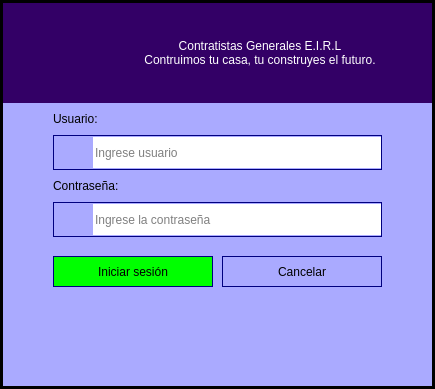
Romehe369/aec_contrastistas_g, file ui_files/login.ui: the form before one commit.
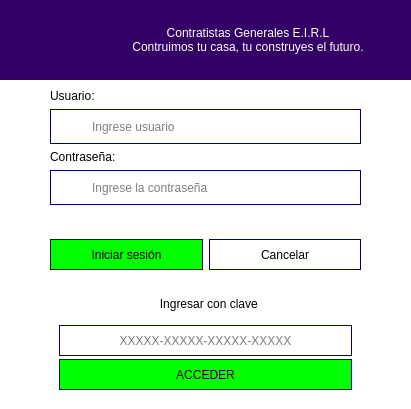
The form after the commit. Icons and pictures are not drawn.

```diff
--- a/ui_files/login.ui
+++ b/ui_files/login.ui
@@ -6,8 +6,8 @@
    <rect>
     <x>0</x>
     <y>0</y>
-    <width>435</width>
-    <height>389</height>
+    <width>411</width>
+    <height>350</height>
    </rect>
   </property>
   <property name="windowTitle">
@@ -36,9 +36,15 @@
     </property>
     <item>
      <widget class="QFrame" name="frame">
+      <property name="maximumSize">
+       <size>
+        <width>450</width>
+        <height>500</height>
+       </size>
+      </property>
       <property name="styleSheet">
-       <string notr="true">border: 3px solid rgb(0, 0, 0) ;
-background-color: rgb(170, 170, 255);</string>
+       <string notr="true">border: 0px solid rgb(0, 0, 0) ;
+background-color: rgb(255, 255, 255);</string>
       </property>
       <property name="frameShape">
        <enum>QFrame::StyledPanel</enum>
@@ -60,7 +66,7 @@
         <number>0</number>
        </property>
        <property name="bottomMargin">
-        <number>15</number>
+        <number>10</number>
        </property>
        <item>
         <widget class="QFrame" name="frame_4">
@@ -201,6 +207,30 @@
           <number>50</number>
          </property>
          <item>
+          <widget class="QFrame" name="frame_ctrl">
+           <property name="styleSheet">
+            <string notr="true">border:none;</string>
+           </property>
+           <property name="frameShape">
+            <enum>QFrame::StyledPanel</enum>
+           </property>
+           <property name="frameShadow">
+            <enum>QFrame::Raised</enum>
+           </property>
+           <layout class="QVBoxLayout" name="verticalLayout_7">
+            <property name="leftMargin">
+             <number>0</number>
+            </property>
+            <property name="topMargin">
+             <number>0</number>
+            </property>
+            <property name="rightMargin">
+             <number>0</number>
+            </property>
+            <property name="bottomMargin">
+             <number>0</number>
+            </property>
+            <item>
           <widget class="QLabel" name="label_2">
            <property name="maximumSize">
             <size>
@@ -413,12 +443,41 @@
           </widget>
          </item>
          <item>
+             <widget class="QProgressBar" name="progressBar">
+              <property name="styleSheet">
+               <string notr="true">QProgressBar{
+background-color: rgba(0,0,0,0%);
+border-radius:25px;
+border: none;}
+QProgressBar::chunk {
+background-color: qlineargradient(spread:pad, x1:0.443545, y1:0.517, x2:0.989, y2:0.5, stop:0 rgba(255, 59, 250, 255), stop:1 rgba(255, 255, 255, 255));
+border-radius:25px;}</string>
+              </property>
+              <property name="value">
+               <number>0</number>
+              </property>
+              <property name="textVisible">
+               <bool>false</bool>
+              </property>
+             </widget>
+            </item>
+            <item>
+             <widget class="QFrame" name="frame_hac">
+              <property name="styleSheet">
+               <string notr="true">border:none;</string>
+              </property>
           <layout class="QHBoxLayout" name="horizontalLayout_3">
+               <property name="leftMargin">
+                <number>0</number>
+               </property>
            <property name="topMargin">
-            <number>10</number>
+                <number>0</number>
+               </property>
+               <property name="rightMargin">
+                <number>0</number>
            </property>
            <property name="bottomMargin">
-            <number>10</number>
+                <number>0</number>
            </property>
            <item>
             <widget class="QPushButton" name="bt_ingresar">
@@ -471,24 +530,130 @@
             </widget>
            </item>
           </layout>
-         </item>
+             </widget>
+            </item>
+           </layout>
+          </widget>
+         </item>
          <item>
-          <widget class="QProgressBar" name="progressBar">
+          <widget class="QFrame" name="frame_infoaccces">
            <property name="styleSheet">
-            <string notr="true">QProgressBar{
+            <string notr="true">border:none;</string>
+           </property>
+           <property name="frameShape">
+            <enum>QFrame::StyledPanel</enum>
+           </property>
+           <property name="frameShadow">
+            <enum>QFrame::Raised</enum>
+           </property>
+           <layout class="QVBoxLayout" name="verticalLayout_6">
+            <item>
+             <widget class="QPushButton" name="btn_accessclave">
+              <property name="minimumSize">
+               <size>
+                <width>0</width>
+                <height>31</height>
+               </size>
+              </property>
+              <property name="styleSheet">
+               <string notr="true">QPushButton{
+border: none;
+border-radius:0px;
+font: 12pt &quot;MS Shell Dlg 2&quot;;
 background-color: rgba(0,0,0,0%);
-border-radius:25px;
-border: none;}
-QProgressBar::chunk {
-background-color: qlineargradient(spread:pad, x1:0.443545, y1:0.517, x2:0.989, y2:0.5, stop:0 rgba(255, 59, 250, 255), stop:1 rgba(255, 255, 255, 255));
-border-radius:25px;}</string>
-           </property>
-           <property name="value">
+}
+QPushButton:hover{
+	background-color: rgb(170, 255, 0);
+}</string>
+              </property>
+              <property name="text">
+               <string>  Ingresar con clave</string>
+              </property>
+              <property name="icon">
+               <iconset>
+                <normaloff>../assets/help.png</normaloff>../assets/help.png</iconset>
+              </property>
+              <property name="iconSize">
+               <size>
+                <width>24</width>
+                <height>24</height>
+               </size>
+              </property>
+             </widget>
+            </item>
+            <item>
+             <widget class="QFrame" name="frame_clave">
+              <property name="styleSheet">
+               <string notr="true">border: none;</string>
+              </property>
+              <property name="frameShape">
+               <enum>QFrame::StyledPanel</enum>
+              </property>
+              <property name="frameShadow">
+               <enum>QFrame::Raised</enum>
+              </property>
+              <layout class="QVBoxLayout" name="verticalLayout_5">
+               <property name="spacing">
+                <number>3</number>
+               </property>
+               <property name="leftMargin">
             <number>0</number>
            </property>
-           <property name="textVisible">
-            <bool>false</bool>
-           </property>
+               <property name="topMargin">
+                <number>0</number>
+               </property>
+               <property name="rightMargin">
+                <number>0</number>
+               </property>
+               <property name="bottomMargin">
+                <number>0</number>
+               </property>
+               <item>
+                <widget class="QLineEdit" name="lindt_clave">
+                 <property name="minimumSize">
+                  <size>
+                   <width>0</width>
+                   <height>31</height>
+                  </size>
+                 </property>
+                 <property name="styleSheet">
+                  <string notr="true">font: 75 12pt &quot;MS Shell Dlg 2&quot;;
+border: 1px solid rgb(0, 0, 127);</string>
+                 </property>
+                 <property name="alignment">
+                  <set>Qt::AlignCenter</set>
+                 </property>
+                 <property name="placeholderText">
+                  <string>XXXXX-XXXXX-XXXXX-XXXXX</string>
+                 </property>
+                </widget>
+               </item>
+               <item>
+                <widget class="QPushButton" name="btn_acceder">
+                 <property name="minimumSize">
+                  <size>
+                   <width>0</width>
+                   <height>31</height>
+                  </size>
+                 </property>
+                 <property name="styleSheet">
+                  <string notr="true">QPushButton{
+border: 1px solid rgb(0, 0, 127);
+background-color: rgb(0, 255, 0);
+font: 87 12pt &quot;Segoe UI Black&quot;}
+QPushButton:hover{
+background-color: rgb(255, 255, 0);
+font: 87 12pt &quot;Segoe UI Black&quot;}</string>
+                 </property>
+                 <property name="text">
+                  <string>ACCEDER</string>
+                 </property>
+                </widget>
+               </item>
+              </layout>
+             </widget>
+            </item>
+           </layout>
           </widget>
          </item>
         </layout>
```
Lines whose indentation alone changed are shown as unchanged.
